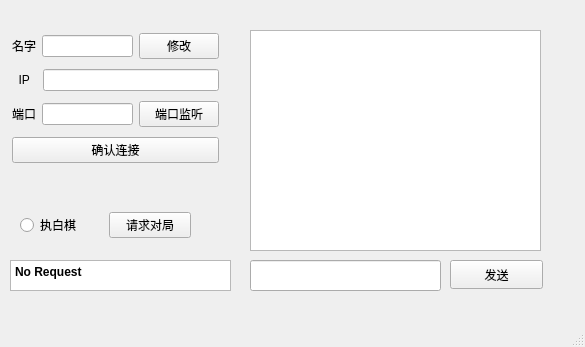
This is NoGowithStart/netwindow.ui in Zhouyutian22/NoGoTeam3 as Qt 5 draws it before an edit. The edited form follows.
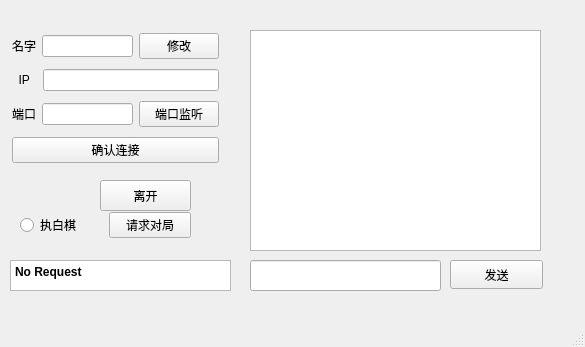
This is the edited form.

What changed in the file:
```diff
--- a/NoGowithStart/netwindow.ui
+++ b/NoGowithStart/netwindow.ui
@@ -73,7 +73,7 @@
 &lt;p style=&quot; margin-top:0px; margin-bottom:0px; margin-left:0px; margin-right:0px; -qt-block-indent:0; text-indent:0px;&quot;&gt;&lt;span style=&quot; font-size:9pt;&quot;&gt;No Request&lt;/span&gt;&lt;/p&gt;&lt;/body&gt;&lt;/html&gt;</string>
     </property>
    </widget>
-   <widget class="QWidget" name="">
+   <widget class="QWidget" name="layoutWidget">
     <property name="geometry">
      <rect>
       <x>12</x>
@@ -152,7 +152,7 @@
      </item>
     </layout>
    </widget>
-   <widget class="QWidget" name="">
+   <widget class="QWidget" name="layoutWidget">
     <property name="geometry">
      <rect>
       <x>20</x>
@@ -178,6 +178,19 @@
      </item>
     </layout>
    </widget>
+   <widget class="QPushButton" name="LeaveButton">
+    <property name="geometry">
+     <rect>
+      <x>100</x>
+      <y>180</y>
+      <width>91</width>
+      <height>31</height>
+     </rect>
+    </property>
+    <property name="text">
+     <string>离开</string>
+    </property>
+   </widget>
   </widget>
   <widget class="QMenuBar" name="menubar">
    <property name="geometry">
```
